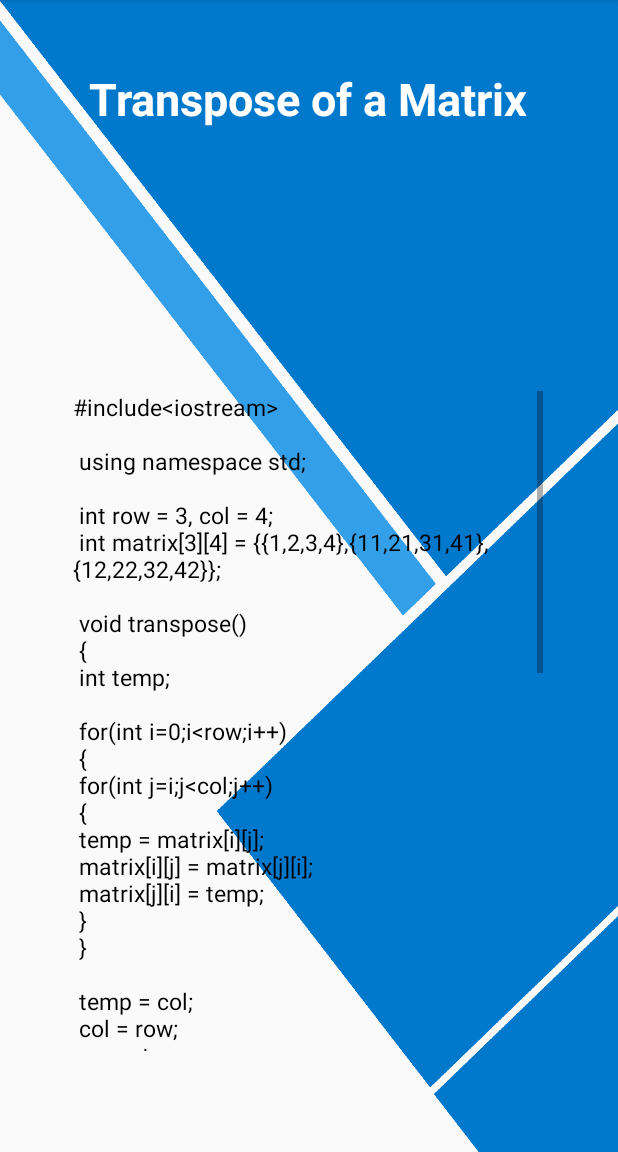
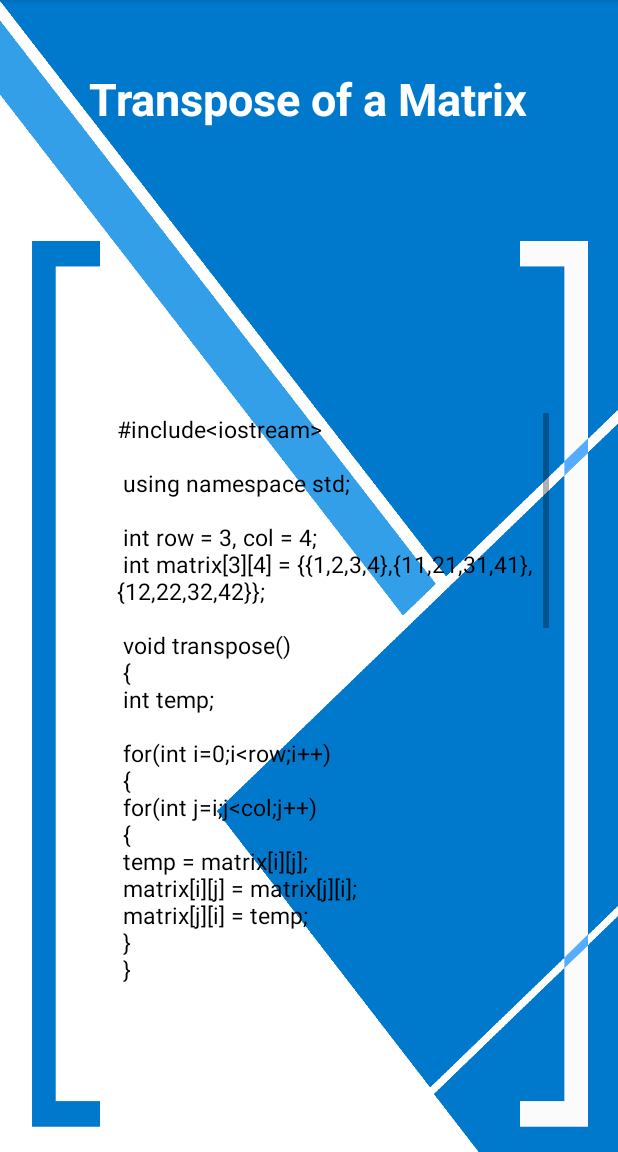
Before and after one commit to PranavPrakasan07/MaTricks, an Android app: the Transpose screen opened directly, with no data from a screen before it, on a phone screen of 412 x 824 dp, the part 84-1236 px from its top. Run offline under Robolectric (Android 15) with nearby library versions, the light colour scheme and no system bars.

Commit message:
Resizing Transpose

```diff
--- a/app/src/main/java/com/example/matricks/Transpose.java
+++ b/app/src/main/java/com/example/matricks/Transpose.java
@@ -1,5 +1,7 @@
 package com.example.matricks;
 
+import androidx.annotation.Nullable;
+import androidx.appcompat.app.ActionBar;
 import androidx.appcompat.app.AppCompatActivity;
 
 import android.os.Bundle;
@@ -8,6 +10,7 @@ import android.text.Spanned;
 import android.view.View;
 import android.widget.Button;
 import android.widget.TextView;
+import android.widget.Toolbar;
 
 public class Transpose extends AppCompatActivity {
 
@@ -18,6 +21,4 @@ public class Transpose extends AppCompatActivity {
 
     }
 
-
-
 }
--- a/app/src/main/res/layout/activity_transpose.xml
+++ b/app/src/main/res/layout/activity_transpose.xml
@@ -4,19 +4,19 @@
     xmlns:tools="http://schemas.android.com/tools"
     android:layout_width="match_parent"
     android:layout_height="match_parent"
-    android:background="@drawable/background4"
+    android:background="@drawable/background5"
     tools:context=".Transpose">
 
     <ScrollView
         android:id="@+id/scrollerid"
-        android:layout_width="313dp"
-        android:layout_height="440dp"
+        android:layout_width="288dp"
+        android:layout_height="384dp"
         app:layout_constraintBottom_toBottomOf="parent"
         app:layout_constraintEnd_toEndOf="parent"
-        app:layout_constraintHorizontal_bias="0.496"
+        app:layout_constraintHorizontal_bias="0.627"
         app:layout_constraintStart_toStartOf="parent"
         app:layout_constraintTop_toTopOf="parent"
-        app:layout_constraintVertical_bias="0.795">
+        app:layout_constraintVertical_bias="0.717">
 
         <TextView
             android:id="@+id/code"
```
Also changed, not shown: app/src/main/res/drawable-v24/background5.png (added).
